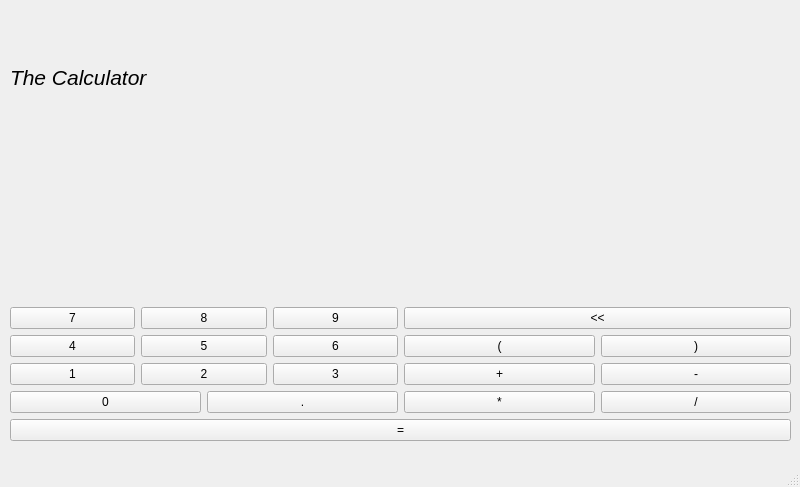
Old version of the form mainwindow.ui in the repository Deffohn/CPP_STKS_CALCULATOR.
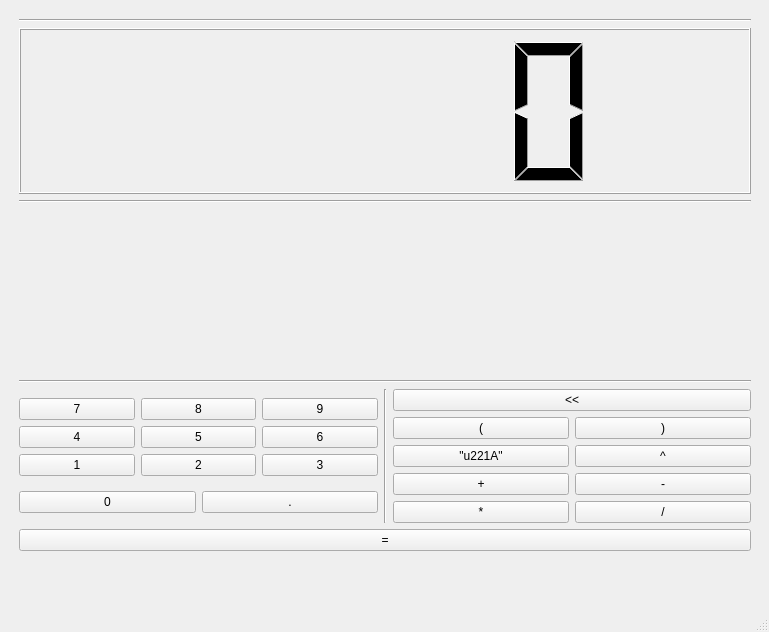
New version of the form.

Commit message: add sqrt and pow

The edit to the form file:
```diff
--- a/mainwindow.ui
+++ b/mainwindow.ui
@@ -6,34 +6,42 @@
    <rect>
     <x>0</x>
     <y>0</y>
-    <width>800</width>
-    <height>487</height>
+    <width>769</width>
+    <height>632</height>
    </rect>
   </property>
   <property name="windowTitle">
    <string>MainWindow</string>
   </property>
   <widget class="QWidget" name="centralwidget">
-   <widget class="QWidget" name="verticalLayoutWidget">
+   <widget class="QFrame" name="verticalFrame">
     <property name="geometry">
      <rect>
       <x>10</x>
       <y>10</y>
-      <width>781</width>
-      <height>431</height>
+      <width>750</width>
+      <height>550</height>
      </rect>
     </property>
     <layout class="QVBoxLayout" name="mainLayout">
-     <item alignment="Qt::AlignTop">
-      <widget class="QLabel" name="title">
-       <property name="minimumSize">
-        <size>
-         <width>779</width>
-         <height>135</height>
-        </size>
+     <item>
+      <widget class="Line" name="line">
+       <property name="orientation">
+        <enum>Qt::Horizontal</enum>
        </property>
-       <property name="text">
-        <string>&lt;html&gt;&lt;head/&gt;&lt;body&gt;&lt;p&gt;&lt;span style=&quot; font-size:16pt; font-style:italic;&quot;&gt;The Calculator&lt;/span&gt;&lt;/p&gt;&lt;/body&gt;&lt;/html&gt;</string>
+      </widget>
+     </item>
+     <item>
+      <widget class="QLCDNumber" name="lcdNumber">
+       <property name="enabled">
+        <bool>true</bool>
+       </property>
+      </widget>
+     </item>
+     <item>
+      <widget class="Line" name="line_4">
+       <property name="orientation">
+        <enum>Qt::Horizontal</enum>
        </property>
       </widget>
      </item>
@@ -50,6 +58,13 @@
        </property>
       </widget>
      </item>
+     <item>
+      <widget class="Line" name="line_2">
+       <property name="orientation">
+        <enum>Qt::Horizontal</enum>
+       </property>
+      </widget>
+     </item>
      <item>
       <layout class="QHBoxLayout" name="horizontalLayout">
        <item>
@@ -186,6 +201,13 @@
          </item>
         </layout>
        </item>
+       <item>
+        <widget class="Line" name="line_3">
+         <property name="orientation">
+          <enum>Qt::Vertical</enum>
+         </property>
+        </widget>
+       </item>
        <item>
         <layout class="QVBoxLayout" name="verticalLayout_2">
          <item>
@@ -222,6 +244,30 @@
            </item>
           </layout>
          </item>
+         <item>
+          <layout class="QHBoxLayout" name="horizontalLayout_8">
+           <item>
+            <widget class="QPushButton" name="buttonSqrt">
+             <property name="toolTip">
+              <string>&lt;html&gt;&lt;head/&gt;&lt;body&gt;&lt;p&gt;Open calcul priority&lt;/p&gt;&lt;/body&gt;&lt;/html&gt;</string>
+             </property>
+             <property name="text">
+              <string>&quot;u221A&quot;</string>
+             </property>
+            </widget>
+           </item>
+           <item>
+            <widget class="QPushButton" name="buttonPow">
+             <property name="toolTip">
+              <string>&lt;html&gt;&lt;head/&gt;&lt;body&gt;&lt;p&gt;Close calcul priority&lt;/p&gt;&lt;/body&gt;&lt;/html&gt;</string>
+             </property>
+             <property name="text">
+              <string>^</string>
+             </property>
+            </widget>
+           </item>
+          </layout>
+         </item>
          <item>
           <layout class="QHBoxLayout" name="horizontalLayout_2">
            <item>
```
Left out of the diff: 4 changed lines with no effect on the pictures.
